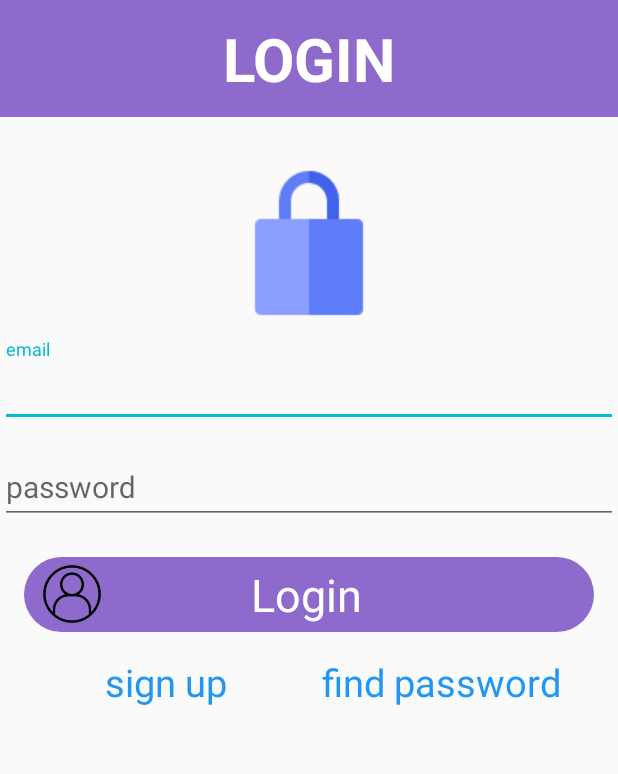
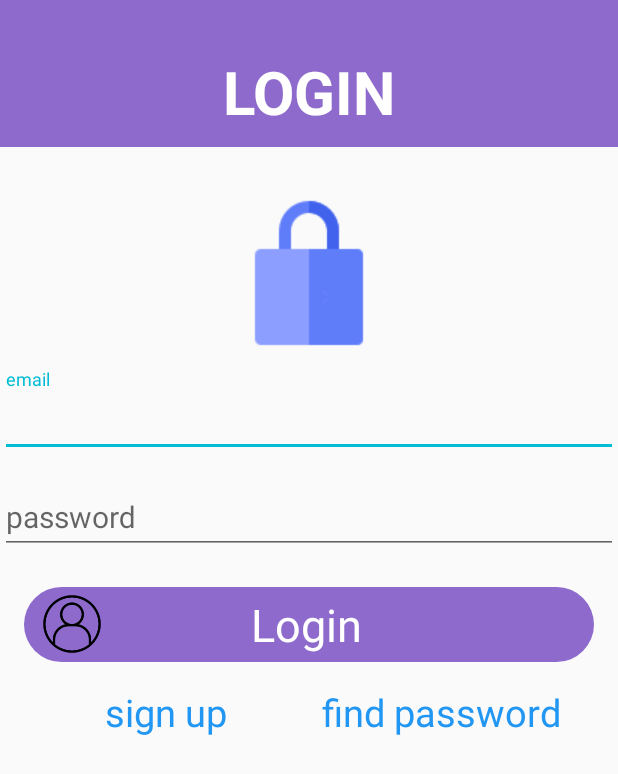
Before and after one commit to Doyeon-Lee/News-Android-App, an Android app: the screen it shows after launch (MainActivity), on a phone screen of 412 x 824 dp. Shown: the top 774 px of the screen. Run offline under Robolectric (Android 15) with nearby library versions, the phone set to English and light mode, and no system bars.

Commit message:
SET MainActivity STATUSBAR SEMI-TRANSPARENT ADDING PADDING

```diff
--- a/app/src/main/AndroidManifest.xml
+++ b/app/src/main/AndroidManifest.xml
@@ -27,7 +27,7 @@
                 <category android:name="android.intent.category.LAUNCHER" />
             </intent-filter>
         </activity>
-        <activity android:name=".MainActivity" android:theme="@style/AppTheme.NoActionBar"/>
+        <activity android:name=".MainActivity"/>
         <activity android:name=".CategoryActivity" />
         <activity android:name=".NewsActivity" />
         <activity android:name=".ViewNewsActivity" />
--- a/app/src/main/java/com/example/myapplication/MainActivity.java
+++ b/app/src/main/java/com/example/myapplication/MainActivity.java
@@ -14,6 +14,7 @@ import android.text.InputType;
 import android.text.TextWatcher;
 import android.util.Log;
 import android.view.View;
+import android.view.WindowManager;
 import android.widget.Button;
 import android.widget.CheckBox;
 import android.widget.EditText;
@@ -32,7 +33,7 @@ public class MainActivity extends AppCompatActivity {
     public static Context mcontext;
 
     private TextInputEditText TextInputEditText_email, TextInputEditText_password;
-    private TextView TextView_signUp;
+    private TextView TextView_signUp, TextView_login;
     private RelativeLayout RelativeLayout_login;
 
     private static SharedPreferences mPreferences;
@@ -49,35 +50,21 @@ public class MainActivity extends AppCompatActivity {
         setContentView(R.layout.activity_main);
         mcontext = this;
 
-        //리소스R의 id라는 녀석이 TextInputEditText_email이었어
         TextInputEditText_email = findViewById(R.id.TextInputEditText_email);
         TextInputEditText_password = findViewById(R.id.TextInputEditText_password);
         RelativeLayout_login = findViewById(R.id.RelativeLayout_login);
         TextView_signUp = findViewById(R.id.TextView_signUp);
+        TextView_login = findViewById(R.id.TextView_login);
         RelativeLayout_login.setClickable(false);
 
-        /*
-        TextInputEditText_email.addTextChangedListener(new TextWatcher() {
-            @Override
-            public void beforeTextChanged(CharSequence charSequence, int i, int i1, int i2) {
 
-            }
+        //직접 dp를 px로 변환하는 식도 가능하지만, dimens.xml에 원하는 dp값을 선언하여 아래와 같이 사용한다
+        int val = this.getResources().getDimensionPixelSize(R.dimen.status_bar_padding);
 
-            @Override
-            public void onTextChanged(CharSequence charSequence, int i, int i1, int i2) {
-                //charSequence: 입력값(매 char마다), i: length, i1: 입력중인가, i2: 지우는중인가 1/0
-                if(charSequence != null) {
-                    input_email = charSequence.toString();
-                    RelativeLayout_login.setClickable(validation());
-                }
-            }
+        // Status Bar 높이만큼 Padding 부여
+        // 코드에서 setPadding은 px단위만 가능하기 때문에 xml의 dp와는 다르다
+        TextView_login.setPadding(0, getStatusBarHeight()+val, 0, val);
 
-            @Override
-            public void afterTextChanged(Editable editable) {
-
-            }
-        });
-         */
         loadData();
 
         RelativeLayout_login.setClickable(true);
@@ -248,4 +235,13 @@ public class MainActivity extends AppCompatActivity {
         return Pattern.matches("^[a-z0-9A-Z!@#$%^&*]*$", str) && str.length() >= 6;
     }
 
+    //status bar의 높이 계산; 기기별로 높이가 다를 수 있으므로
+    public int getStatusBarHeight(){
+        int result = 0;
+        int resourceId = getResources().getIdentifier("status_bar_height", "dimen", "android");
+        if (resourceId > 0)
+            result = getResources().getDimensionPixelSize(resourceId);
+
+        return result;
+    }
 }
--- a/app/src/main/java/com/example/myapplication/NavigationActivity.java
+++ b/app/src/main/java/com/example/myapplication/NavigationActivity.java
@@ -68,6 +68,7 @@ public class NavigationActivity extends AppCompatActivity implements NavigationV
                     CategoryFragment.newInstance()).commit();
             navigationView.setCheckedItem(R.id.nav_home);
         }
+
     }
 
     @Override
--- a/app/src/main/res/layout/activity_main.xml
+++ b/app/src/main/res/layout/activity_main.xml
@@ -3,64 +3,59 @@
     xmlns:app="http://schemas.android.com/apk/res-auto"
     android:layout_width="match_parent"
     android:layout_height="match_parent"
-    android:orientation="vertical"
-    android:fitsSystemWindows="true"
-    >
+    android:orientation="vertical">
+
     <TextView
         android:id="@+id/TextView_login"
         android:layout_width="match_parent"
         android:layout_height="wrap_content"
+        android:background="#F38863CA"
+        android:gravity="center"
+        android:padding="12sp"
         android:text="LOGIN"
+        android:textColor="#ffffff"
         android:textSize="40sp"
         android:textStyle="bold"
-        android:gravity="center"
-        android:padding="12sp"
-        android:textColor="#ffffff"
-        android:background="#F38863CA"
         />
 
     <ImageView
         android:id="@+id/icon_present"
         android:layout_width="wrap_content"
         android:layout_height="wrap_content"
-        android:src="@drawable/icon_login"
         android:layout_gravity="center"
         android:layout_marginTop="20dp"
-        />
+        android:src="@drawable/icon_login" />
 
 
     <com.google.android.material.textfield.TextInputLayout
         android:layout_width="match_parent"
         android:layout_height="wrap_content"
         android:layout_below="@+id/icon_present"
-        android:layout_marginBottom="6dp"
-        >
+        android:layout_marginBottom="6dp">
 
         <com.google.android.material.textfield.TextInputEditText
             android:id="@+id/TextInputEditText_email"
             android:layout_width="match_parent"
             android:layout_height="wrap_content"
             android:hint="email"
-            android:textSize="20sp"
             android:inputType="textEmailAddress"
-            />
+            android:textSize="20sp" />
     </com.google.android.material.textfield.TextInputLayout>
 
     <com.google.android.material.textfield.TextInputLayout
         android:layout_width="match_parent"
         android:layout_height="wrap_content"
         android:layout_below="@+id/TextInput_email"
-        android:layout_marginBottom="6dp"
-        >
+        android:layout_marginBottom="6dp">
+
         <com.google.android.material.textfield.TextInputEditText
             android:id="@+id/TextInputEditText_password"
             android:layout_width="match_parent"
             android:layout_height="wrap_content"
             android:hint="password"
-            android:textSize="20sp"
             android:inputType="textPassword"
             android:maxLength="12"
-            />
+            android:textSize="20sp" />
 
     </com.google.android.material.textfield.TextInputLayout>
 
@@ -69,21 +64,19 @@
         android:id="@+id/RelativeLayout_login"
         android:layout_width="match_parent"
         android:layout_height="50dp"
+        android:layout_margin="16sp"
+        android:background="@drawable/button_purple"
+        android:clickable="true"
         android:orientation="horizontal"
-        android:background="@drawable/button_purple"
-        android:layout_margin="16sp"
         android:paddingLeft="12dp"
-        android:paddingRight="12dp"
-        android:clickable="true"
-        >
+        android:paddingRight="12dp">
 
         <ImageView
             android:layout_width="40dp"
             android:layout_height="40dp"
-            android:src="@drawable/icon_user"
             android:layout_alignParentLeft="true"
             android:layout_centerVertical="true"
-            />
+            android:src="@drawable/icon_user" />
 
         <TextView
             android:layout_width="352dp"
@@ -92,10 +85,9 @@
             android:gravity="center"
             android:text="Login"
             android:textColor="#ffffff"
-            android:textSize="30sp"
-            />
+            android:textSize="30sp" />
     </RelativeLayout>
-<!--
+    <!--
     <TextView
         android:layout_width="match_parent"
         android:layout_height="wrap_content"
@@ -135,26 +127,24 @@
             android:textSize="30sp" />
 
     </RelativeLayout>
--->
+    -->
 
     <LinearLayout
         android:layout_width="match_parent"
         android:layout_height="wrap_content"
         android:orientation="horizontal"
-        android:weightSum="2"
-        >
+        android:weightSum="2">
 
         <TextView
             android:id="@+id/TextView_signUp"
             android:layout_width="match_parent"
             android:layout_height="wrap_content"
-            android:text="sign up"
-            android:textSize="25sp"
-            android:textColor="#2196F3"
+            android:layout_marginLeft="15sp"
             android:layout_weight="1"
             android:gravity="center"
-            android:layout_marginLeft="15sp"
-            />
+            android:text="sign up"
+            android:textColor="#2196F3"
+            android:textSize="25sp" />
 
         <TextView
             android:id="@+id/TextView_findPassword"
@@ -165,8 +155,7 @@
             android:gravity="center"
             android:text="find password"
             android:textColor="#2196F3"
-            android:textSize="25sp"
-            />
+            android:textSize="25sp" />
 
     </LinearLayout>
 
--- a/app/src/main/res/values-v21/styles.xml
+++ b/app/src/main/res/values-v21/styles.xml
@@ -6,6 +6,7 @@
         <item name="colorAccent">#00BCD4</item>
         <item name="windowActionBar">false</item>
         <item name="windowNoTitle">true</item>
-        <item name="android:statusBarColor">@android:color/transparent</item>
+        <item name="android:windowTranslucentStatus">true</item>
     </style>
+
 </resources>
--- /dev/null
+++ b/app/src/main/res/values/dimens.xml
@@ -0,0 +1,5 @@
+<?xml version="1.0" encoding="utf-8"?>
+<resources>
+    <dimen name="status_bar_padding">10dp</dimen>
+
+</resources>
--- a/app/src/main/res/values/styles.xml
+++ b/app/src/main/res/values/styles.xml
@@ -11,5 +11,4 @@
         <item name="android:windowBackground"> @drawable/splash_background </item>
     </style>
 
-
 </resources>
```
